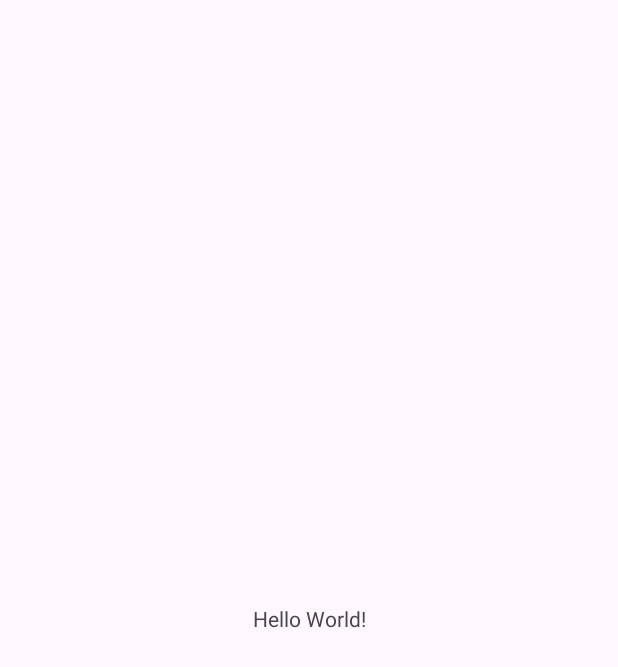
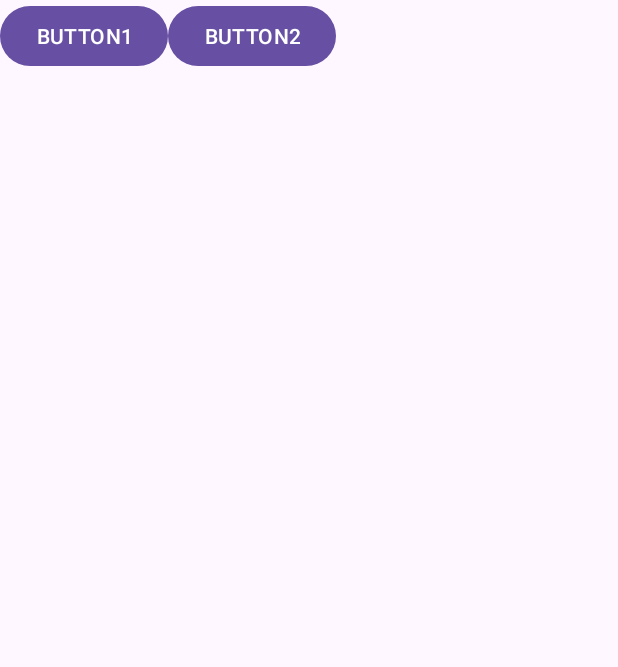
Before and after one commit to qtsky89/AndroidTutorial, an Android app: the screen it shows after launch (MainActivity), on a phone screen of 412 x 824 dp. Before the commit the part shown is almost empty. Shown: the top 667 px of the screen. Run offline under Robolectric (Android 15) with nearby library versions, the phone set to English and light mode, and no system bars.

Commit message:
Added two button

```diff
--- a/ch7_view/src/main/java/com/example/ch7_view/MainActivity.kt
+++ b/ch7_view/src/main/java/com/example/ch7_view/MainActivity.kt
@@ -9,12 +9,6 @@ import androidx.core.view.WindowInsetsCompat
 class MainActivity : AppCompatActivity() {
     override fun onCreate(savedInstanceState: Bundle?) {
         super.onCreate(savedInstanceState)
-        enableEdgeToEdge()
         setContentView(R.layout.activity_main)
-        ViewCompat.setOnApplyWindowInsetsListener(findViewById(R.id.main)) { v, insets ->
-            val systemBars = insets.getInsets(WindowInsetsCompat.Type.systemBars())
-            v.setPadding(systemBars.left, systemBars.top, systemBars.right, systemBars.bottom)
-            insets
-        }
     }
 }
--- a/ch7_view/src/main/res/layout/activity_main.xml
+++ b/ch7_view/src/main/res/layout/activity_main.xml
@@ -1,19 +1,15 @@
 <?xml version="1.0" encoding="utf-8"?>
-<androidx.constraintlayout.widget.ConstraintLayout xmlns:android="http://schemas.android.com/apk/res/android"
-    xmlns:app="http://schemas.android.com/apk/res-auto"
-    xmlns:tools="http://schemas.android.com/tools"
-    android:id="@+id/main"
+<LinearLayout xmlns:android="http://schemas.android.com/apk/res/android"
     android:layout_width="match_parent"
     android:layout_height="match_parent"
-    tools:context=".MainActivity">
-
-    <TextView
+    android:orientation="horizontal">
+    <Button
         android:layout_width="wrap_content"
         android:layout_height="wrap_content"
-        android:text="Hello World!"
-        app:layout_constraintBottom_toBottomOf="parent"
-        app:layout_constraintEnd_toEndOf="parent"
-        app:layout_constraintStart_toStartOf="parent"
-        app:layout_constraintTop_toTopOf="parent" />
+        android:text="BUTTON1" />
 
-</androidx.constraintlayout.widget.ConstraintLayout>
+    <Button
+        android:layout_width="wrap_content"
+        android:layout_height="wrap_content"
+        android:text="BUTTON2" />
+</LinearLayout>
--- a/settings.gradle.kts
+++ b/settings.gradle.kts
@@ -22,3 +22,4 @@ dependencyResolutionManagement {
 rootProject.name = "wonzzang"
 include(":app")
 include(":ch6_view")
+include(":ch7_view")
```
